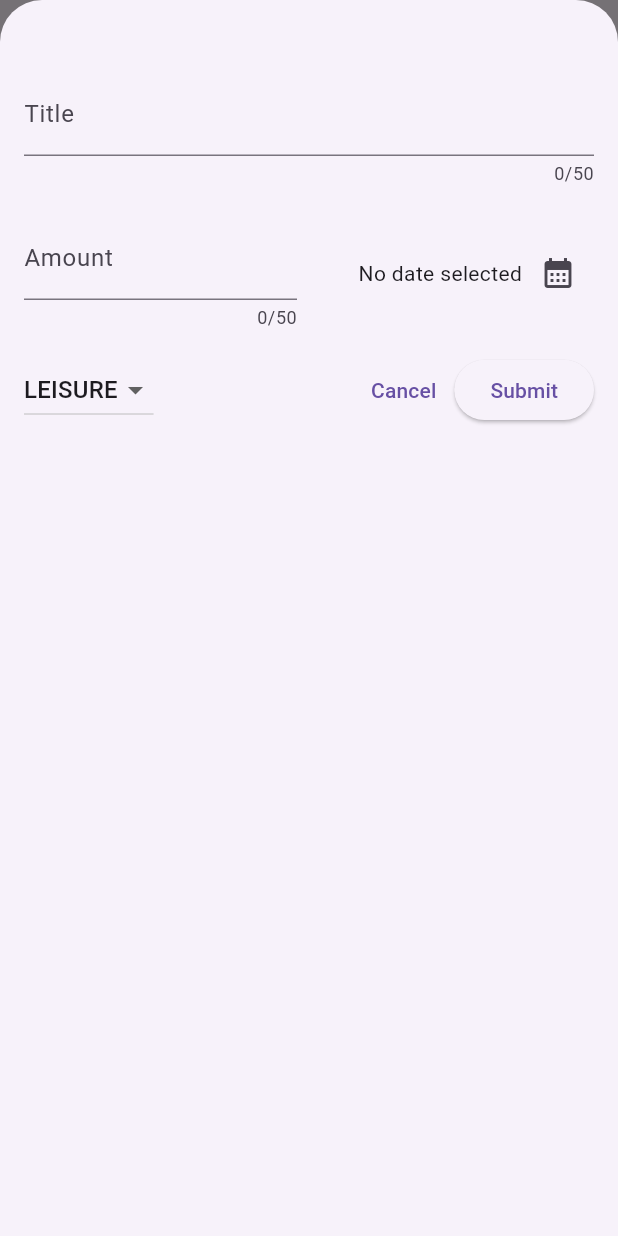
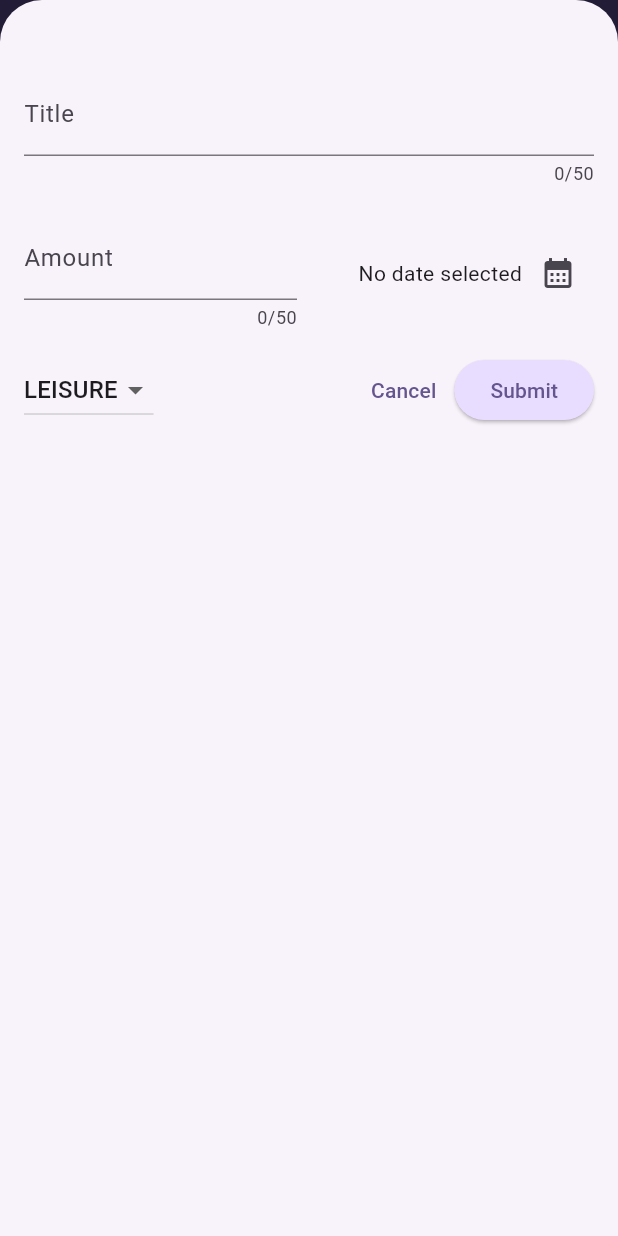
Before and after one commit to yashrajput25/Flutter_expenseTrackerApp, a Flutter app: the screen it shows after launch, after a tap on the "add" icon, on a phone screen of 412 x 824 dp. Run offline on Flutter 3.47's test engine with Material 3 defaults, Android fonts, the phone set to English and light mode, and no system bars.

Commit message:
Themes in main
Using themes in the app and added expenses manuall

```diff
--- a/lib/main.dart
+++ b/lib/main.dart
@@ -1,8 +1,37 @@
+// ignore_for_file: prefer_const_constructors
+
 import 'package:expense_tracker/widgets/expenses.dart';
 import 'package:flutter/material.dart';
+
+var kColorScheme =
+    ColorScheme.fromSeed(seedColor: const Color.fromARGB(255, 96, 59, 181));
 
 void main() {
   runApp(
       // ignore: prefer_const_constructors
-      MaterialApp(home: Expenses()));
+
+      MaterialApp(
+          theme: ThemeData().copyWith(
+            useMaterial3: true,
+            colorScheme: kColorScheme,
+            /*color scheme on the basis of one colour automatically identifies other suitable combos of colours for the app*/
+            appBarTheme: AppBarTheme().copyWith(
+                backgroundColor: kColorScheme.onPrimaryContainer,
+                foregroundColor: kColorScheme.primaryContainer),
+            cardTheme: CardTheme().copyWith(
+              color: kColorScheme.secondaryContainer,
+              margin: const EdgeInsets.symmetric(horizontal: 16, vertical: 8),
+            ),
+            elevatedButtonTheme: ElevatedButtonThemeData(
+              style: ElevatedButton.styleFrom(
+                backgroundColor: kColorScheme.primaryContainer,
+              ),
+            ),
+            textTheme: ThemeData().textTheme.copyWith(
+                    titleLarge: TextStyle(
+                  fontWeight: FontWeight.normal,
+                  fontSize: 14,
+                )),
+          ),
+          home: const Expenses()));
 }
--- a/lib/widgets/expenses.dart
+++ b/lib/widgets/expenses.dart
@@ -15,8 +15,18 @@ class Expenses extends StatefulWidget {
 }
 
 class _ExpensesState extends State<Expenses> {
-  final List<Expense> _registeredExpenses =
-      []; //list that contains expense; they will be added in future
+  final List<Expense> _registeredExpenses = [
+    Expense(
+        title: "Metro",
+        amount: 50,
+        date: DateTime.now(),
+        category: Category.travel),
+    Expense(
+        title: "Metro",
+        amount: 50,
+        date: DateTime.now(),
+        category: Category.travel)
+  ]; //list that contains expense; they will be added in future
 
   void _openAddExpenseOverLay() {
     showModalBottomSheet(
@@ -38,6 +48,7 @@ class _ExpensesState extends State<Expenses> {
     });
 
     //to undo an expense that is deleted
+    ScaffoldMessenger.of(context).clearSnackBars();
     ScaffoldMessenger.of(context).showSnackBar(SnackBar(
       content: Text(
         "Expense is Deleted",
```
